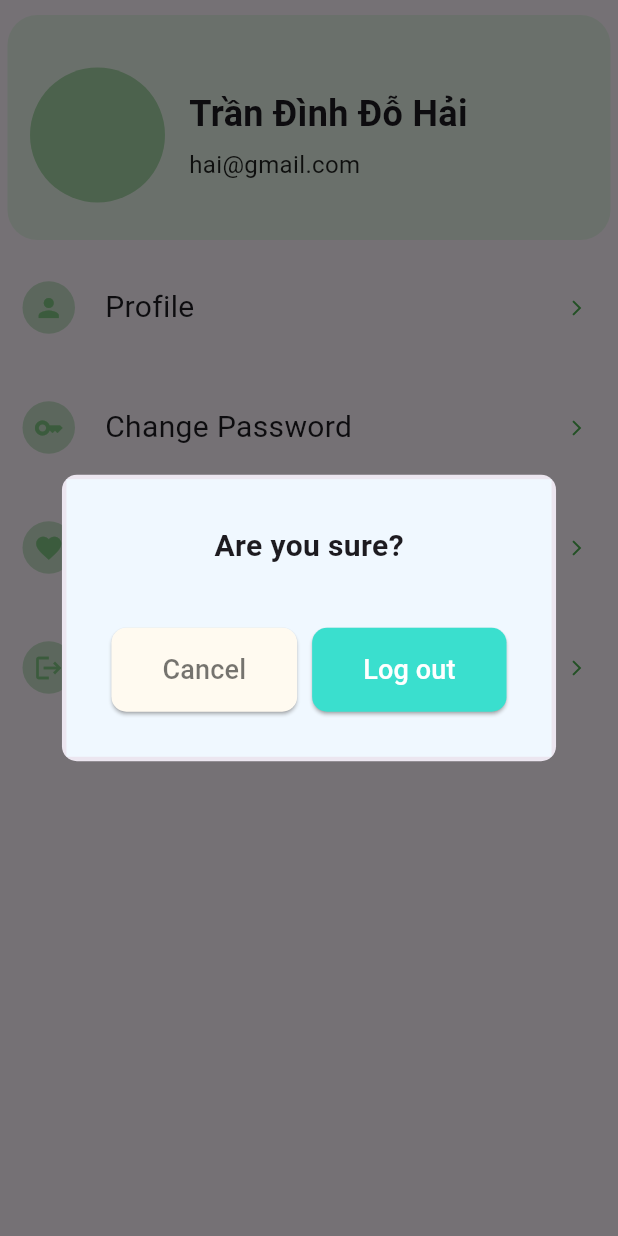
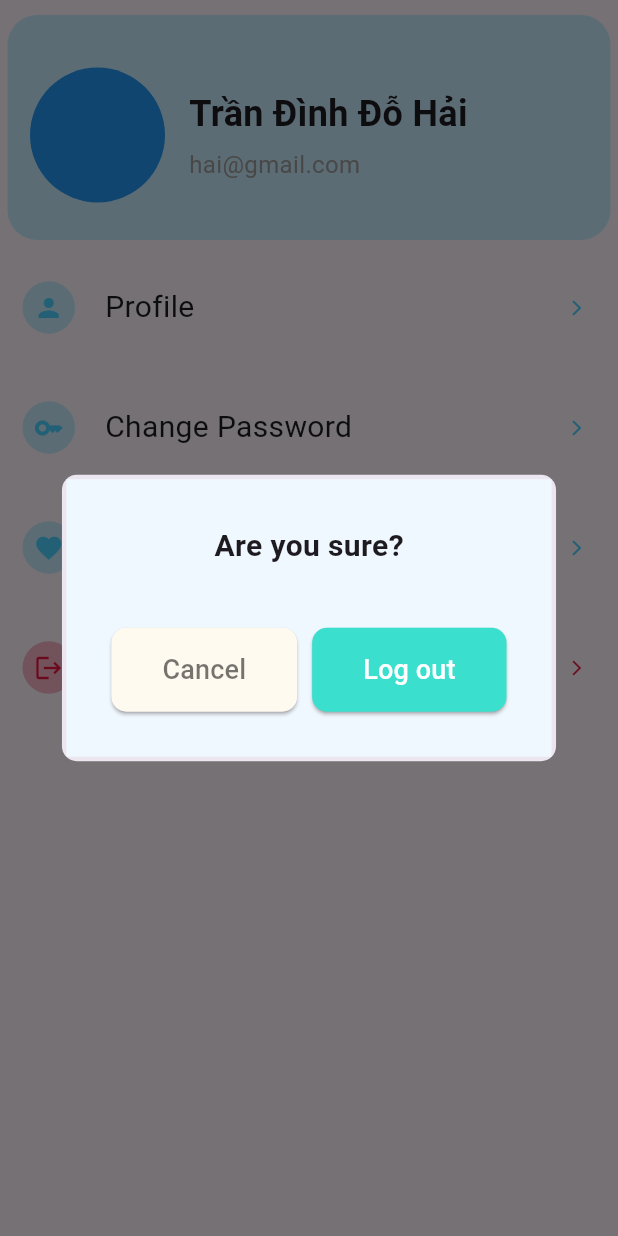
Before and after one commit to PhamHoang16/MyHanoi, a Flutter app: the SettingPage widget shown alone on an empty page, opened directly, after a tap on "Log Out", on a phone screen of 412 x 824 dp. Run offline on Flutter 3.47's test engine with Material 3 defaults, Android fonts, the phone set to English and light mode, and no system bars; our stand-ins replace animated_splash_screen, another_flutter_splash_screen, curved_labeled_navigation_bar, easy_splash_screen, google_fonts, google_nav_bar and 1 more; network calls fail.

Commit message:
add file

```diff
--- a/lib/hotels/hotel_booking.dart
+++ b/lib/hotels/hotel_booking.dart
@@ -348,7 +348,7 @@ class _HotelBookingPageState extends State<HotelBookingPage> {
                       onPressed: () {
                         Navigator.of(context).pop();
                         // Navigator.of(context).pop();
-                        Navigator.pushReplacement(context, MaterialPageRoute(builder: (context) => Home()));
+                        Navigator.pushReplacement(context, MaterialPageRoute(builder: (context) => HotelListPage()));
 
                         // Navigator.of(context).pop();
                       },
--- a/lib/main.dart
+++ b/lib/main.dart
@@ -27,7 +27,7 @@ class MyApp extends StatelessWidget {
       home: SafeArea(
         child: AnimatedSplashScreen(
           splash: Image.asset('assets/images/logo.png', width: 300, height: 300,),
-          duration: 3,
+          duration: 3000,
           nextScreen: LoginScreen(),
           splashTransition: SplashTransition.fadeTransition,
           //pageTransitionType: PageTransitionType.scale,
--- a/lib/register.dart
+++ b/lib/register.dart
@@ -283,7 +283,7 @@ class _RegisterPageState extends State<RegisterPage> {
                 fullname: fullname,
                 email: email,
                 password: password,
-                balance: 1000000));
+                balance: 10000000));
             // Đăng nhập thành công, chuyển hướng đến trang Home
             Navigator.push(
               context,
--- a/lib/setting/setting_page.dart
+++ b/lib/setting/setting_page.dart
@@ -11,7 +11,7 @@ import 'edit_profile.dart';
 import 'logout_alert.dart';
 
 class SettingPage extends StatefulWidget {
-  SettingPage({super.key});
+  const SettingPage({super.key});
   @override
   State<StatefulWidget> createState() {
     return _SettingScreenState();
@@ -28,8 +28,8 @@ class _SettingScreenState extends State<SettingPage> {
               Container(
                 margin: const EdgeInsets.only(top: 10, left: 5, right: 5),
                 padding: const EdgeInsets.only(top: 35.0, bottom: 25.0, right: 15.0, left: 15.0),
-                decoration: BoxDecoration(
-                  color: Colors.green.shade50,
+                decoration: const BoxDecoration(
+                  color: Color.fromRGBO(77, 210, 255, 0.3),
                   borderRadius: BorderRadius.all(
                     Radius.circular(20)
                   ),
@@ -51,9 +51,9 @@ class _SettingScreenState extends State<SettingPage> {
                           Container(
                             width: 90.0,
                             height: 90.0,
-                            decoration: BoxDecoration(
+                            decoration: const BoxDecoration(
                               shape: BoxShape.circle,
-                              color: Colors.green.shade200, // Màu nền của khung ảnh
+                              color: Colors.blue, // Màu nền của khung ảnh
                             ),
                             child: Center(
                               child: ClipOval(
@@ -83,7 +83,7 @@ class _SettingScreenState extends State<SettingPage> {
                                 email,
                                 style: TextStyle(
                                   fontSize: 16.0,
-                                  color: Colors.black87,
+                                  color: Colors.grey,
                                 ),
                               ),
                             ],
@@ -122,12 +122,12 @@ class _SettingScreenState extends State<SettingPage> {
                                   height: 35.0,
                                   decoration: BoxDecoration(
                                     borderRadius: BorderRadius.circular(30.0), // Bo tròn viền
-                                    color: Colors.green.withOpacity(0.3), // Màu nền
+                                    color: const Color.fromRGBO(77, 210, 255, 0.3), // Màu nền
                                   ),
-                                  child: Icon(
+                                  child: const Icon(
                                     Icons.person,
                                     size: 20.0,
-                                    color: Colors.green.shade300,
+                                    color: Color.fromRGBO(77, 210, 255, 1),
                                   ),
                                 ),
                                 const SizedBox(width: 20.0),
@@ -148,10 +148,10 @@ class _SettingScreenState extends State<SettingPage> {
                                 borderRadius: BorderRadius.circular(5.0), // Bo tròn viền
                                 // color: Color.fromRGBO(211, 211, 211, 0.5), // Màu nền
                               ),
-                              child: Icon(
+                              child: const Icon(
                                   Icons.arrow_forward_ios,
                                   size: 12.0,
-                                color: Colors.green, // Màu nền
+                                  color: Color.fromRGBO(77, 210, 255, 1)
                               ),
                             )
                           ],
@@ -184,12 +184,12 @@ class _SettingScreenState extends State<SettingPage> {
                                   height: 35.0,
                                   decoration: BoxDecoration(
                                     borderRadius: BorderRadius.circular(30.0), // Bo tròn viền
-                                    color: Colors.green.withOpacity(0.3), // Màu nền
+                                    color: const Color.fromRGBO(77, 210, 255, 0.3), // Màu nền
                                   ),
-                                  child: Icon(
+                                  child: const Icon(
                                     Icons.key,
                                     size: 20.0,
-                                    color: Colors.green.shade300, // Màu nền
+                                    color: Color.fromRGBO(77, 210, 255, 1),
                                   ),
                                 ),
                                 const SizedBox(width: 20.0),
@@ -210,10 +210,10 @@ class _SettingScreenState extends State<SettingPage> {
                                 borderRadius: BorderRadius.circular(5.0), // Bo tròn viền
                                 // color: Color.fromRGBO(211, 211, 211, 0.5), // Màu nền
                               ),
-                              child: Icon(
+                              child: const Icon(
                                   Icons.arrow_forward_ios,
                                   size: 12.0,
-                                color: Colors.green, // Màu nền
+                                  color: Color.fromRGBO(77, 210, 255, 1)
                               ),
                             )
                           ],
@@ -244,12 +244,12 @@ class _SettingScreenState extends State<SettingPage> {
                                   height: 35.0,
                                   decoration: BoxDecoration(
                                     borderRadius: BorderRadius.circular(30.0), // Bo tròn viền
-                                    color: Colors.green.withOpacity(0.3), // Màu nền
+                                    color: const Color.fromRGBO(77, 210, 255, 0.3), // Màu nền
                                   ),
-                                  child: Icon(
+                                  child: const Icon(
                                     Icons.favorite,
                                     size: 20.0,
-                                    color: Colors.green.shade300, // Màu nền
+                                    color: Color.fromRGBO(77, 210, 255, 1),
                                   ),
                                 ),
                                 const SizedBox(width: 20.0),
@@ -270,10 +270,10 @@ class _SettingScreenState extends State<SettingPage> {
                                 borderRadius: BorderRadius.circular(5.0), // Bo tròn viền
                                 // color: Color.fromRGBO(211, 211, 211, 0.5), // Màu nền
                               ),
-                              child: Icon(
+                              child: const Icon(
                                   Icons.arrow_forward_ios,
                                   size: 12.0,
-                                color: Colors.green, // Màu nền
+                                  color: Color.fromRGBO(77, 210, 255, 1)
                               ),
                             )
                           ],
@@ -307,12 +307,12 @@ class _SettingScreenState extends State<SettingPage> {
                                   height: 35.0,
                                   decoration: BoxDecoration(
                                     borderRadius: BorderRadius.circular(30.0), // Bo tròn viền
-                                    color: Colors.green.withOpacity(0.3), // Màu nền
+                                    color: const Color.fromRGBO(233, 22, 64, 0.3), // Màu nền
                                   ),
-                                  child: Icon(
+                                  child: const Icon(
                                     Icons.logout,
                                     size: 20.0,
-                                    color: Colors.green.shade300, // Màu nền
+                                    color: Color.fromRGBO(233, 22, 64, 1),
                                   ),
                                 ),
                                 const SizedBox(width: 20.0),
@@ -336,7 +336,7 @@ class _SettingScreenState extends State<SettingPage> {
                               child: const Icon(
                                   Icons.arrow_forward_ios,
                                   size: 12.0,
-                                color: Colors.green, // Màu nền
+                                  color: Color.fromRGBO(233, 22, 64, 1)
                               ),
                             )
                           ],
--- a/lib/tour/hoangTest.dart
+++ b/lib/tour/hoangTest.dart
@@ -0,0 +1,10 @@
+import 'package:flutter/cupertino.dart';
+
+class Hoangtest extends StatelessWidget {
+  @override
+  Widget build(BuildContext context) {
+    // TODO: implement build
+    throw UnimplementedError();
+  }
+
+}
--- a/lib/tour/tour_booking.dart
+++ b/lib/tour/tour_booking.dart
@@ -379,7 +379,6 @@ class _TourBookingPageState extends State<TourBookingPage> {
                     child: TextButton(
                       onPressed: () {
                         Navigator.of(context).pop();
-                        Navigator.of(context).pop();
                       },
                       style: ButtonStyle(
                         backgroundColor:
```
Also changed, not shown: 1 other file.
